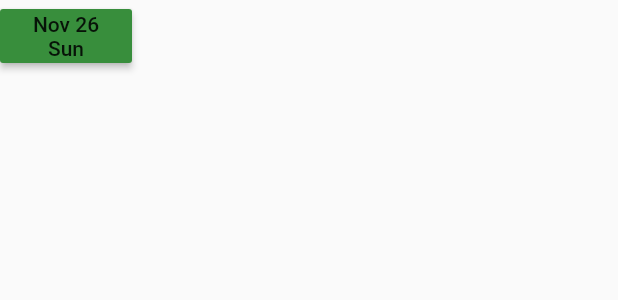
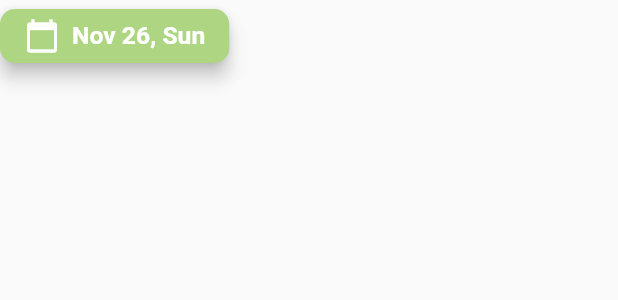
Before and after one commit to Lordofblueflame/FitnessApp, a Flutter app: the DayButton widget shown alone on an empty page, opened directly, on a phone screen of 412 x 824 dp. Shown: the top 300 px of the screen. Run offline on Flutter 3.47's test engine with Material 2 defaults, Android fonts, the phone set to English and light mode, and no system bars; accounts and stored records are empty; network calls fail; Roboto replaces fonts that are missing (Georgia).

Commit message:
bugs and few stuff too lazy to segregate

```diff
--- /dev/null
+++ b/lib/business_logic/provider-architecture/date_provider.dart
@@ -0,0 +1,28 @@
+import 'package:intl/intl.dart';
+import 'package:flutter/foundation.dart';
+
+class DateProvider with ChangeNotifier   {
+  late DateTime date;
+  late String _dateSimpleFormat;
+
+  DateProvider(this.date)
+  {
+    _simpleFormat();
+  }
+
+  void setDate(DateTime newDate)
+  {
+    date = newDate;
+    _simpleFormat();
+  }
+
+  void _simpleFormat()
+  {
+    _dateSimpleFormat = DateFormat('yyyy-MM-dd').format(date);
+  }
+
+  String getSimpleDate()
+  {
+    return _dateSimpleFormat;
+  }
+}
--- a/lib/frontend/meal_list_builder/view_models/meal_list_view_model.dart
+++ b/lib/frontend/meal_list_builder/view_models/meal_list_view_model.dart
@@ -3,12 +3,12 @@ import '../../../backend/data_models/meal.dart';
 import '../../../business_logic/provider-architecture/user_provider.dart';
 import '../../../backend/data_models/products_in_meal.dart';
 import '../../../backend/api/product_api.dart';
-
+import '../../../business_logic/provider-architecture/date_provider.dart';
 
 class MealsListViewModel extends ChangeNotifier {
   final List<Meal> meals;
   final UserProvider userProvider;
-  final DateTime date;
+  final DateProvider dateProvider;
   List<int> mealKcal = List.filled(5, 0, growable: true);
   int initialWater = 0;
   final List<ProductsInMeal> productsInMeal;
@@ -16,7 +16,7 @@ class MealsListViewModel extends ChangeNotifier {
   MealsListViewModel({
     required this.meals,
     required this.userProvider,
-    required this.date,
+    required this.dateProvider,
     required this.productsInMeal
   });
 
--- a/lib/frontend/meal_list_builder/views/meal_list_view.dart
+++ b/lib/frontend/meal_list_builder/views/meal_list_view.dart
@@ -45,14 +45,14 @@ class _MealsListViewState extends State<MealsListView> {
             itemBuilder: (context, index) {
               if (index == widget.viewModel.meals.length) {
                 return ChangeNotifierProvider(
-                    create: (context) =>WaterIntakeProvider(widget.viewModel.userProvider, widget.viewModel.date),
+                    create: (context) =>WaterIntakeProvider(widget.viewModel.userProvider, widget.viewModel.dateProvider),
                     child: const WaterButtonBarComponent()
                 );
               }
               return MealContainerComponent(
                 meal: widget.viewModel.meals[index],
                 mealKcal: widget.viewModel.mealKcal[index],
-                date: widget.viewModel.date,
+                dateProvider: widget.viewModel.dateProvider,
                 user: widget.viewModel.userProvider.user!,
                 key: UniqueKey(),
               );
--- a/lib/frontend/widgets/buttons/add_water_button.dart
+++ b/lib/frontend/widgets/buttons/add_water_button.dart
@@ -45,15 +45,15 @@ class WaterButtonState extends State<WaterButton> {
     }
   }
 
-  Future<void> toggleWaterLevel() async {
+  Future<void> toggleWaterAnimation() async {
     await _animationKey.currentState?.startAnimation();
-    widget.onWaterLevelChanged();
   }
+
 
   @override
   Widget build(BuildContext context) {
     return GestureDetector(
-      onTap: toggleWaterLevel,
+      onTap: widget.onWaterLevelChanged,
       child: SizedBox(
         width: 37,
         height: 37,
--- a/lib/frontend/widgets/buttons/day_button.dart
+++ b/lib/frontend/widgets/buttons/day_button.dart
@@ -1,70 +1,64 @@
-
 import 'package:flutter/material.dart';
 import 'package:intl/intl.dart';
+import 'package:provider/provider.dart';
+import '../../../business_logic/provider-architecture/date_provider.dart';
 
-class DayButton extends StatefulWidget {
-  DayButton({
+class DayButton extends StatelessWidget {
+  const DayButton({
     super.key,
     this.restorationId,
     DateTime? initialDate,
     this.onDateSelected,
-  }) : initialDate = initialDate ?? DateTime.now();
+  });
 
   final void Function(DateTime)? onDateSelected;
-  final DateTime initialDate;
   final String? restorationId;
 
-  @override
-  _DayButtonState createState() => _DayButtonState();
-}
-
-class _DayButtonState extends State<DayButton> with RestorationMixin {
-  @override
-  String? get restorationId => widget.restorationId;
-
-  late DateTime _selectedDate;
-  final RestorableDateTime _restorableSelectedDate =
-      RestorableDateTime(DateTime.now());
-
-  @override
-  void restoreState(RestorationBucket? oldBucket, bool initialRestore) {
-    registerForRestoration(_restorableSelectedDate, 'selected_date');
-    _selectedDate = _restorableSelectedDate.value;
-  }
-
-  @override
-  void initState() {
-    super.initState();
-    _selectedDate = widget.initialDate;
-  }
-
-  void _showDatePicker() async {
+  void _showDatePicker(BuildContext context) async {
+    final dateProvider = Provider.of<DateProvider>(context, listen: false);
     final DateTime? newSelectedDate = await showDatePicker(
       context: context,
-      initialDate: _selectedDate,
+      initialDate: dateProvider.date,
       firstDate: DateTime(2000),
       lastDate: DateTime(2050),
     );
 
     if (newSelectedDate != null) {
-      setState(() {
-        _selectedDate = newSelectedDate;
-        _restorableSelectedDate.value = newSelectedDate;
-      });
-
-      widget.onDateSelected?.call(newSelectedDate);
+      dateProvider.setDate(newSelectedDate);
+      onDateSelected?.call(newSelectedDate);
     }
   }
 
   @override
   Widget build(BuildContext context) {
-    return MaterialButton(
-      onPressed: _showDatePicker,
-      color: Colors.green[700],
-      child: Text(
-        '${DateFormat('MMMM').format(_selectedDate).substring(0, 3)} ${_selectedDate.day}\n${DateFormat('EEEE').format(_selectedDate).substring(0, 3)}',
-        textAlign: TextAlign.center,
-      ),
+    var screenSize = MediaQuery.of(context).size;
+    double iconSize = screenSize.width > 360 ? 24 : 20;
+    double fontSize = screenSize.width * 0.04;
+
+    return Consumer<DateProvider>(
+      builder: (context, dateProvider, child) {
+        return MaterialButton(
+          onPressed: () => _showDatePicker(context),
+          color: Colors.lightGreen[300],
+          elevation: 5,
+          shape: RoundedRectangleBorder(borderRadius: BorderRadius.circular(10)),
+          child: Row(
+            mainAxisSize: MainAxisSize.min,
+            children: [
+              Icon(Icons.calendar_today, size: iconSize, color: Colors.white),
+              SizedBox(width: 8),
+              Text(
+                '${DateFormat('MMM dd, EEE').format(dateProvider.date)}',
+                style: TextStyle(
+                  color: Colors.white,
+                  fontSize: fontSize,
+                  fontWeight: FontWeight.bold,
+                ),
+              ),
+            ],
+          ),
+        );
+      },
     );
   }
 }
--- a/lib/main_app_route.dart
+++ b/lib/main_app_route.dart
@@ -8,24 +8,24 @@ import 'frontend/main_page/views/main_page_view.dart';
 import 'frontend/user_profile/change_parameters_view.dart';
 import 'frontend/user_profile/change_password_view.dart';
 import 'frontend/user_profile/userprofile_view.dart';
+import 'business_logic/provider-architecture/date_provider.dart';
 
 class MyApp extends StatelessWidget {
   const MyApp({
     super.key,
     required this.mealList,
-    required this.date,
+    required this.dateProvider,
     required this.initialList,
     required this.productsinmeal,
   });
 
   final List<Meal> mealList;
-  final DateTime date;
+  final DateProvider dateProvider;
   final List<UserDayEntry> initialList;
   final List<ProductsInMeal> productsinmeal;
 
   @override
   Widget build(BuildContext context) {
-
     return MaterialApp(
       theme: ThemeData(
         brightness: Brightness.light,
@@ -44,7 +44,6 @@ class MyApp extends StatelessWidget {
       initialRoute: '/mainPageView',
       routes: {
         '/mainPageView': (context) => MainPageView(
-                                          initialDate: date,
                                           mealList: mealList,
                                           userProvider: Provider.of<UserProvider>(context, listen: false)),
         '/userProfile': (context) => const UserProfileView(),
```
Also changed, not shown: lib/backend/api/day_entries_api.dart (+9 -1 lines), lib/business_logic/provider-architecture/water_intake_provider.dart (+11 -19 lines), lib/frontend/login/view_models/login_view_model.dart (+4 -4 lines), lib/frontend/main_page/view_models/main_page_view_model.dart (+13 -10 lines), lib/frontend/main_page/views/main_page_view.dart (+5 -5 lines), lib/frontend/meal_list_builder/widgets/meal_container_component.dart (+5 -3 lines), lib/frontend/meal_list_builder/widgets/water_buttonbar_component.dart (+16 -13 lines), lib/frontend/search_products/view_models/search_products_view_model.dart (+5 -11 lines), lib/frontend/search_products/views/search_products_view.dart (+4 -3 lines), lib/main.dart (+5 -7 lines), 1 other file.
